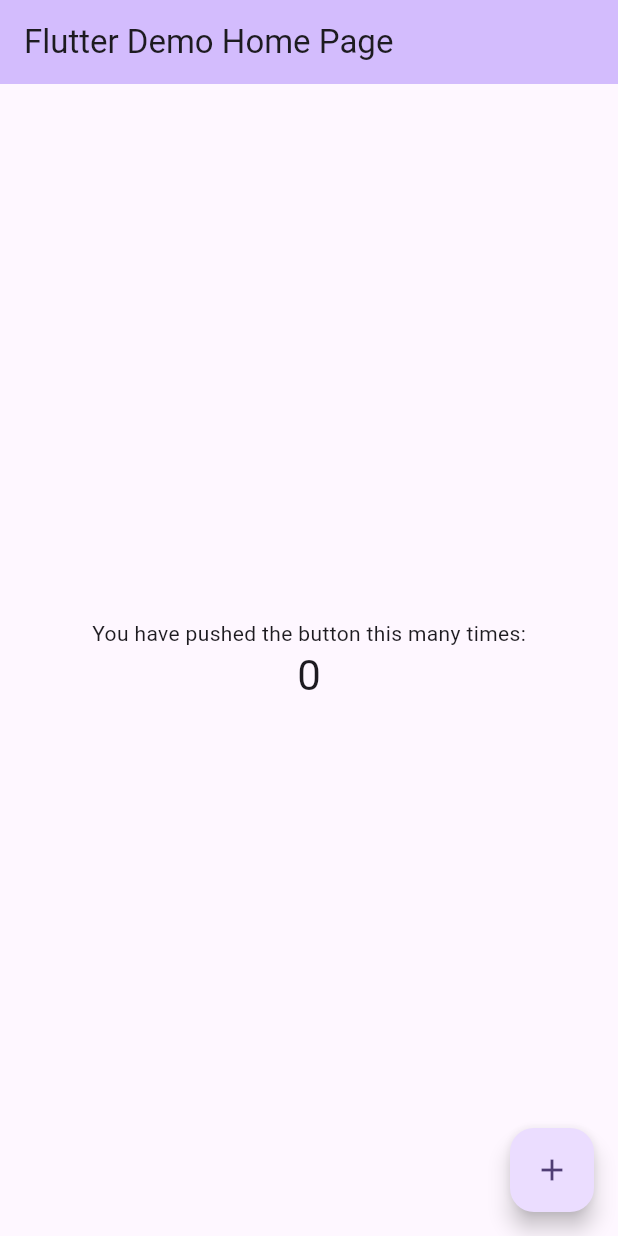
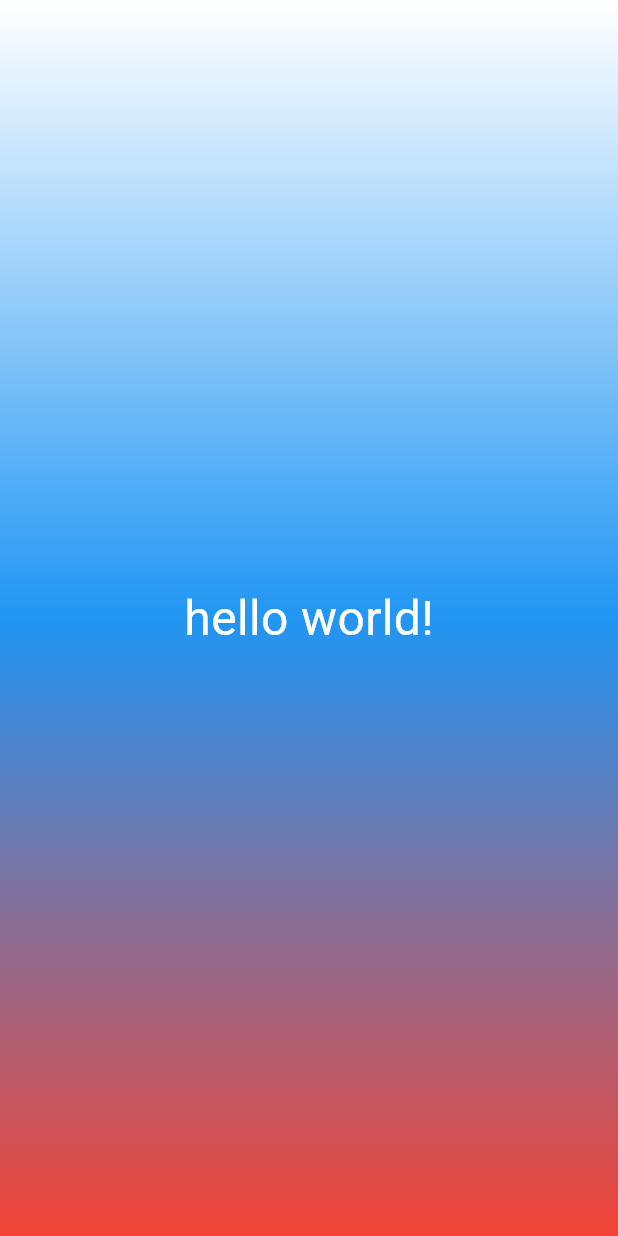
Before and after one commit to ifgamek/Flutter_lab04, a Flutter app: the screen it shows after launch, on a phone screen of 412 x 824 dp. Run offline on Flutter 3.47's test engine with Material 3 defaults, Android fonts, the light colour scheme and no system bars.

Commit message:
Create basic UI with gradient background and styled text

```diff
--- a/lib/main.dart
+++ b/lib/main.dart
@@ -1,122 +1,27 @@
+
 import 'package:flutter/material.dart';
 
-void main() {
-  runApp(const MyApp());
-}
+void main()
 
-class MyApp extends StatelessWidget {
-  const MyApp({super.key});
-
-  // This widget is the root of your application.
-  @override
-  Widget build(BuildContext context) {
-    return MaterialApp(
-      title: 'Flutter Demo',
-      theme: ThemeData(
-        // This is the theme of your application.
-        //
-        // TRY THIS: Try running your application with "flutter run". You'll see
-        // the application has a purple toolbar. Then, without quitting the app,
-        // try changing the seedColor in the colorScheme below to Colors.green
-        // and then invoke "hot reload" (save your changes or press the "hot
-        // reload" button in a Flutter-supported IDE, or press "r" if you used
-        // the command line to start the app).
-        //
-        // Notice that the counter didn't reset back to zero; the application
-        // state is not lost during the reload. To reset the state, use hot
-        // restart instead.
-        //
-        // This works for code too, not just values: Most code changes can be
-        // tested with just a hot reload.
-        colorScheme: .fromSeed(seedColor: Colors.deepPurple),
-      ),
-      home: const MyHomePage(title: 'Flutter Demo Home Page'),
-    );
-  }
-}
-
-class MyHomePage extends StatefulWidget {
-  const MyHomePage({super.key, required this.title});
-
-  // This widget is the home page of your application. It is stateful, meaning
-  // that it has a State object (defined below) that contains fields that affect
-  // how it looks.
-
-  // This class is the configuration for the state. It holds the values (in this
-  // case the title) provided by the parent (in this case the App widget) and
-  // used by the build method of the State. Fields in a Widget subclass are
-  // always marked "final".
-
-  final String title;
-
-  @override
-  State<MyHomePage> createState() => _MyHomePageState();
-}
-
-class _MyHomePageState extends State<MyHomePage> {
-  int _counter = 0;
-
-  void _incrementCounter() {
-    setState(() {
-      // This call to setState tells the Flutter framework that something has
-      // changed in this State, which causes it to rerun the build method below
-      // so that the display can reflect the updated values. If we changed
-      // _counter without calling setState(), then the build method would not be
-      // called again, and so nothing would appear to happen.
-      _counter++;
-    });
-  }
-
-  @override
-  Widget build(BuildContext context) {
-    // This method is rerun every time setState is called, for instance as done
-    // by the _incrementCounter method above.
-    //
-    // The Flutter framework has been optimized to make rerunning build methods
-    // fast, so that you can just rebuild anything that needs updating rather
-    // than having to individually change instances of widgets.
-    return Scaffold(
-      appBar: AppBar(
-        // TRY THIS: Try changing the color here to a specific color (to
-        // Colors.amber, perhaps?) and trigger a hot reload to see the AppBar
-        // change color while the other colors stay the same.
-        backgroundColor: Theme.of(context).colorScheme.inversePrimary,
-        // Here we take the value from the MyHomePage object that was created by
-        // the App.build method, and use it to set our appbar title.
-        title: Text(widget.title),
-      ),
-      body: Center(
-        // Center is a layout widget. It takes a single child and positions it
-        // in the middle of the parent.
-        child: Column(
-          // Column is also a layout widget. It takes a list of children and
-          // arranges them vertically. By default, it sizes itself to fit its
-          // children horizontally, and tries to be as tall as its parent.
-          //
-          // Column has various properties to control how it sizes itself and
-          // how it positions its children. Here we use mainAxisAlignment to
-          // center the children vertically; the main axis here is the vertical
-          // axis because Columns are vertical (the cross axis would be
-          // horizontal).
-          //
-          // TRY THIS: Invoke "debug painting" (choose the "Toggle Debug Paint"
-          // action in the IDE, or press "p" in the console), to see the
-          // wireframe for each widget.
-          mainAxisAlignment: .center,
-          children: [
-            const Text('You have pushed the button this many times:'),
-            Text(
-              '$_counter',
-              style: Theme.of(context).textTheme.headlineMedium,
-            ),
+{runApp(MaterialApp(
+  debugShowCheckedModeBanner: false,
+  home: Scaffold(
+    body : Container(
+      decoration: BoxDecoration(
+        gradient: LinearGradient(colors: [
+            Colors.white,
+            Colors.blue,
+            Colors.red,
           ],
+          begin: Alignment.topCenter,
+          end: Alignment.bottomCenter,
         ),
       ),
-      floatingActionButton: FloatingActionButton(
-        onPressed: _incrementCounter,
-        tooltip: 'Increment',
-        child: const Icon(Icons.add),
+    child: Center(
+      child: Text("hello world!",
+      style: TextStyle(
+        color: Colors.white,
+        fontSize: 32,
       ),
-    );
-  }
+      ))))));
 }
```
Also changed, not shown: img/step_01.png (added), 1 other file.
